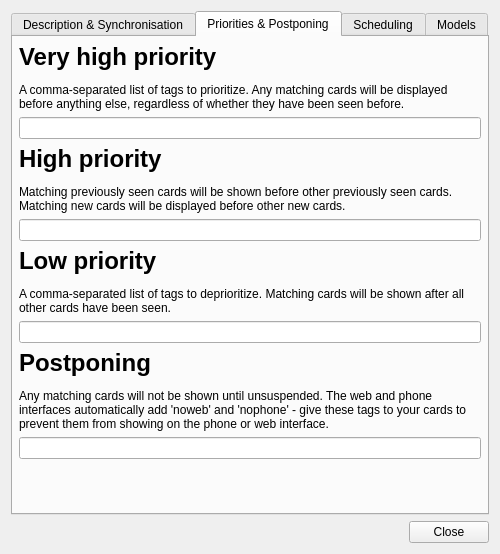
ludiosarchive/anki, file designer/deckproperties.ui: the form before one commit.
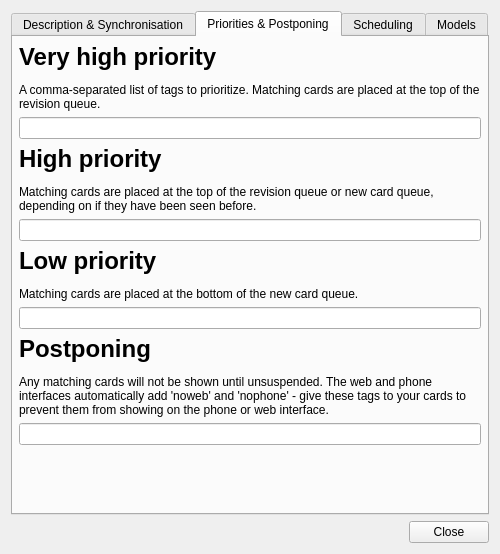
The form after the commit. The open tabs and pages were chosen to show the change.

The edit to the form file:
```diff
--- a/designer/deckproperties.ui
+++ b/designer/deckproperties.ui
@@ -113,7 +113,7 @@
        <item>
         <widget class="QLabel" name="label_21" >
          <property name="text" >
-          <string>&lt;h1>Very high priority&lt;/h1>A comma-separated list of tags to prioritize. Any matching cards will be displayed before anything else, regardless of whether they have been seen before.</string>
+          <string>&lt;h1>Very high priority&lt;/h1>A comma-separated list of tags to prioritize. Matching cards are placed at the top of the revision queue.</string>
          </property>
          <property name="wordWrap" >
           <bool>true</bool>
@@ -126,7 +126,7 @@
        <item>
         <widget class="QLabel" name="label_17" >
          <property name="text" >
-          <string>&lt;h1>High priority&lt;/h1>Matching previously seen cards will be shown before other previously seen cards. Matching new cards will be displayed before other new cards.</string>
+          <string>&lt;h1>High priority&lt;/h1>Matching cards are placed at the top of the revision queue or new card queue, depending on if they have been seen before.</string>
          </property>
          <property name="wordWrap" >
           <bool>true</bool>
@@ -139,7 +139,7 @@
        <item>
         <widget class="QLabel" name="label_24" >
          <property name="text" >
-          <string>&lt;h1>Low priority&lt;/h1>A comma-separated list of tags to deprioritize. Matching cards will be shown after all other cards have been seen.</string>
+          <string>&lt;h1>Low priority&lt;/h1>Matching cards are placed at the bottom of the new card queue.</string>
          </property>
          <property name="wordWrap" >
           <bool>true</bool>
```
